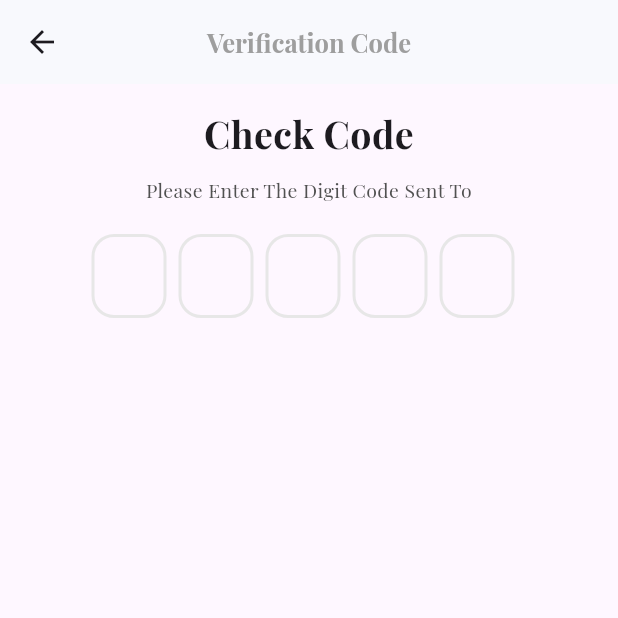
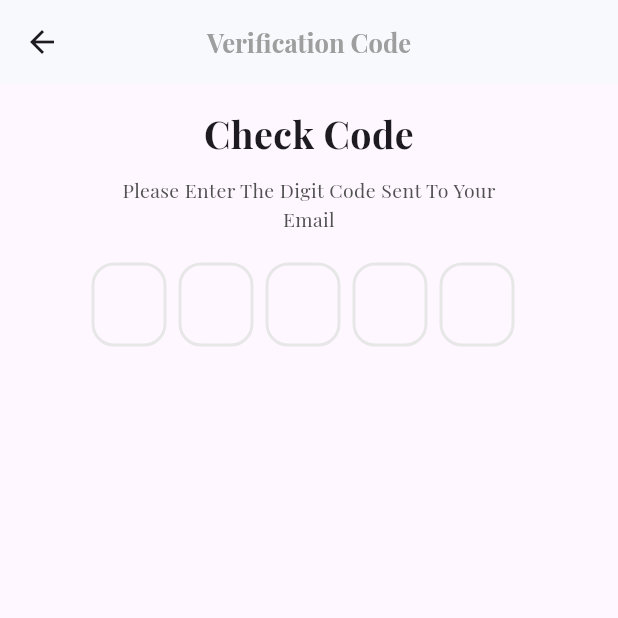
Before and after one commit to OMARALSAIED/Ecommerce-App, a Flutter app: the VerifiyCodeSignup screen opened by its route, on a phone screen of 412 x 824 dp, the top half of it. Run offline on Flutter 3.47's test engine with Material 3 defaults, Android fonts, the phone set to English and light mode, and no system bars; drawn by our look-alikes of flutter_otp_text_field; our stand-ins replace dartz, firebase_core, firebase_messaging, flutter_screenutil, get, google_fonts and 2 more; accounts and stored records are empty; project files that could hold a hidden picture were left out.

Commit message:
Retouch Login

```diff
--- a/lib/controller/auth/Verifiy_Code_SignUp.dart
+++ b/lib/controller/auth/Verifiy_Code_SignUp.dart
@@ -18,7 +18,9 @@ class VerfiyCodeControlleriImp extends VerfiyCodeController {
 
   @override
   goToSuccessSignUp() {
-    Get.offNamed(Approutes.successSignUp);
+    Get.offNamed(Approutes.successSignUp
+
+    );
   }
 
   @override
--- a/lib/controller/auth/login_controller.dart
+++ b/lib/controller/auth/login_controller.dart
@@ -3,7 +3,6 @@ import 'package:ecommerce/core/constant/routes_name.dart';
 import 'package:ecommerce/core/functions/handling_data_controller.dart';
 import 'package:ecommerce/core/services/services.dart';
 import 'package:ecommerce/data/data_source/remote/auth/login_data.dart';
-import 'package:firebase_core/firebase_core.dart';
 import 'package:firebase_messaging/firebase_messaging.dart';
 import 'package:flutter/material.dart';
 import 'package:get/get.dart';
@@ -39,6 +38,7 @@ class LoginControllerImp extends LoginController {
       if (StatusRequest.success == statusRequest) {
         // اذا كانت البيانات الراجعة صحيحة اعرضها
         if (response['status'] == "success") {
+          if (response['user_data']['approive'] == 1) {
             myServices.sharedPreferences
                 .setInt('userID', response['user_data']['userID']);
             myServices.sharedPreferences
@@ -47,9 +47,15 @@ class LoginControllerImp extends LoginController {
                 .setString('email', response['user_data']['email']);
             myServices.sharedPreferences
                 .setString('phone', response['user_data']['phone']);
-               myServices.sharedPreferences
-              .setString('step','2');
+            myServices.sharedPreferences.setString('step', '2');
             Get.offNamed(Approutes.home);
+          }
+           else {
+            Get.toNamed(Approutes.verifiyCodeSignUp,
+            arguments: {"email":email.text}
+
+            );
+          }
         } else {
           Get.defaultDialog(
               title: "Warning", middleText: "Phone number or Email Incorrect");
--- a/lib/controller/home_Controller.dart
+++ b/lib/controller/home_Controller.dart
@@ -1,4 +1,3 @@
-import 'dart:collection';
 
 import 'package:ecommerce/core/classes/Status_Request.dart';
 import 'package:ecommerce/core/constant/routes_name.dart';
--- a/lib/core/middleware/my_middelwaer.dart
+++ b/lib/core/middleware/my_middelwaer.dart
@@ -11,7 +11,7 @@ class MyMiddelwaer extends GetMiddleware {
   RouteSettings? redirect(String? route) {
 
      if (myServices.sharedPreferences.getString('step') == "2") {
-      return const RouteSettings(name: Approutes.homescreen);
+      return const RouteSettings(name: Approutes.home);
     }
     if (myServices.sharedPreferences.getString('step') == "1") {
       return const RouteSettings(name: Approutes.login);
--- a/lib/link_api.dart
+++ b/lib/link_api.dart
@@ -37,4 +37,7 @@ class AppLink {
   static const String favoriteAdd = '$baseUrl/Favorite/add.php';
   static const String favoriteRemove = '$baseUrl/Favorite/remove.php';
   static const String MyfavoriteView = '$baseUrl/Favorite/view.php';
+  static const String Myfavoritedelete = '$baseUrl/Favorite/deletemyfavorite.php';
+
+
 }
--- a/lib/views/screens/auth/signUp/Verifiy_code_SignUp.dart
+++ b/lib/views/screens/auth/signUp/Verifiy_code_SignUp.dart
@@ -1,4 +1,5 @@
 import 'package:ecommerce/controller/auth/Verifiy_Code_SignUp.dart';
+import 'package:ecommerce/controller/auth/login_controller.dart';
 import 'package:ecommerce/core/classes/Status_Request.dart';
 import 'package:ecommerce/core/constant/colors.dart';
 import 'package:ecommerce/core/constant/styles.dart';
@@ -13,7 +14,7 @@ class VerifiyCodeSignup extends StatelessWidget {
   Widget build(BuildContext context) {
     // Initialize the controller
     VerfiyCodeControlleriImp controller = Get.put(VerfiyCodeControlleriImp());
-
+    LoginControllerImp controllerImpLogin = Get.put(LoginControllerImp());
     return Scaffold(
       appBar: AppBar(
         backgroundColor: APPColors.backgroundColor,
@@ -35,9 +36,9 @@ class VerifiyCodeSignup extends StatelessWidget {
             ),
             const SizedBox(height: 10),
             Container(
-              margin: const EdgeInsets.symmetric(horizontal: 25),
+              margin: EdgeInsets.symmetric(horizontal: 25),
               child: Text(
-                '41'.tr,
+                'Please Enter The Digit Code Sent To Your Email',
                 textAlign: TextAlign.center,
                 style: Styles.textstyle13.copyWith(color: APPColors.gery),
               ),
```
Also changed, not shown: lib/controller/my_favorite_controller.dart (+12 -0 lines), lib/data/data_source/remote/My_favorite_data.dart (+7 -0 lines), lib/views/screens/Home/items.dart (+7 -3 lines), lib/views/widgets/My_favorite/custom_List_favoriteItems.dart (+6 -2 lines). Lines whose indentation alone changed are shown as unchanged.
